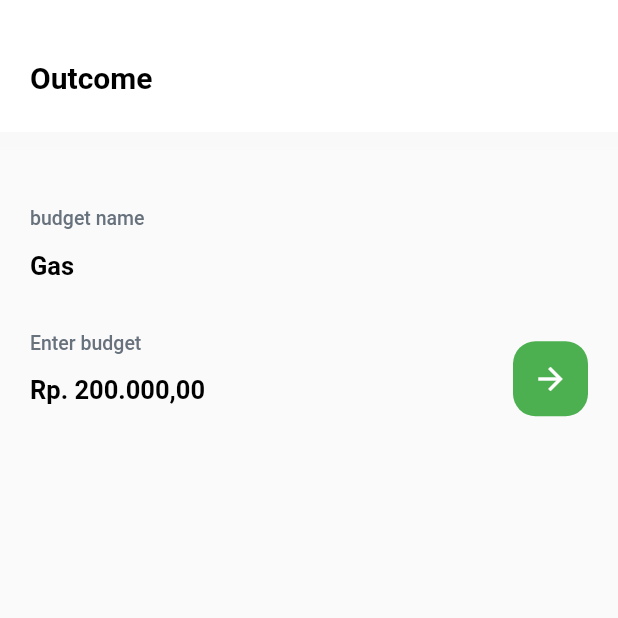
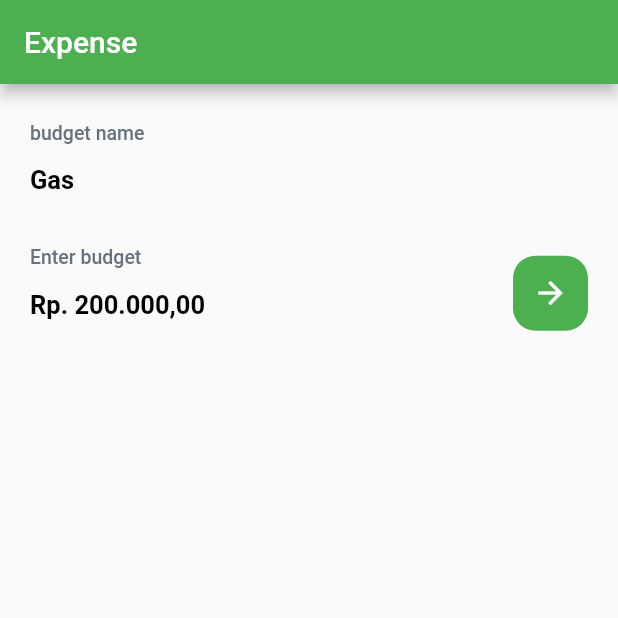
Before and after one commit to Fadheljanuar/UAS_ADV-MAD, a Flutter app: the OutcomePage screen opened directly, on a phone screen of 412 x 824 dp, the top half of it. Run offline on Flutter 3.47's test engine with Material 2 defaults, Android fonts, the phone set to English and light mode, and no system bars; our stand-ins replace animated_bottom_navigation_bar, cloud_firestore, email_validator, equatable, firebase_auth, firebase_core and 5 more; accounts and stored records are empty.

Commit message:
final
UI udah kelar tapi crud nya belom :(

```diff
--- a/allnewcashflow/lib/ui/pages/outcome.dart
+++ b/allnewcashflow/lib/ui/pages/outcome.dart
@@ -14,6 +14,9 @@ class _OutcomePageState extends State<OutcomePage> {
   Widget build(BuildContext context) {
     return Scaffold(
       backgroundColor: grey.withOpacity(0.05),
+      appBar: AppBar(
+        title: Text('Expense'),
+      ),
       body: getBody(),
     );
   }
@@ -24,38 +27,8 @@ class _OutcomePageState extends State<OutcomePage> {
       child: Column(
         crossAxisAlignment: CrossAxisAlignment.start,
         children: [
-          Container(
-            decoration: BoxDecoration(color: white, boxShadow: [
-              BoxShadow(
-                color: grey.withOpacity(0.01),
-                spreadRadius: 10,
-                blurRadius: 3,
-                // changes position of shadow
-              ),
-            ]),
-            child: Padding(
-              padding: const EdgeInsets.only(
-                  top: 40, right: 20, left: 20, bottom: 25),
-              child: Row(
-                children: [
-                  Row(
-                    mainAxisAlignment: MainAxisAlignment.spaceBetween,
-                    children: [
-                      Text(
-                        "Outcome",
-                        style: TextStyle(
-                            fontSize: 20,
-                            fontWeight: FontWeight.bold,
-                            color: black),
-                      )
-                    ],
-                  ),
-                ],
-              ),
-            ),
-          ),
           SizedBox(
-            height: 50,
+            height: 25,
           ),
           Padding(
             padding: const EdgeInsets.only(left: 20, right: 20),
--- a/allnewcashflow/pubspec.yaml
+++ b/allnewcashflow/pubspec.yaml
@@ -39,6 +39,7 @@ dependencies:
   google_fonts: ^2.0.0
   intl: ^0.17.0
   ionicons: ^0.1.2
+  splashscreen: ^1.3.5
 
 dev_dependencies:
   flutter_test:
```
Also changed, not shown: allnewcashflow/lib/ui/pages/login.dart (+9 -5 lines), allnewcashflow/lib/ui/pages/mainmenu.dart (+3 -7 lines), allnewcashflow/lib/ui/pages/profile.dart (+111 -0 lines), allnewcashflow/lib/ui/pages/wallet.dart (+5 -16 lines), allnewcashflow/assets/images/Dollar.gif (added), allnewcashflow/lib/ui/widgets/widgets.dart (added), allnewcashflow/pubspec.lock, 1 other file.
